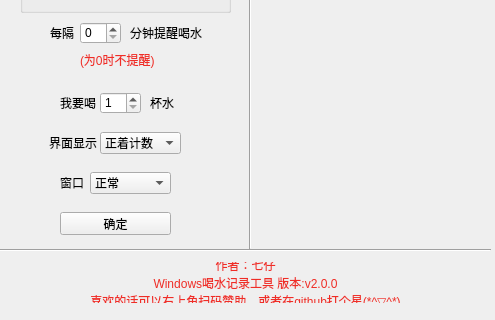
Old version of the form setting_form.ui in the repository baby7/drinking; both pictures show x 0 to 495 and y 158 to 478 of the 495 by 478 pixel window.
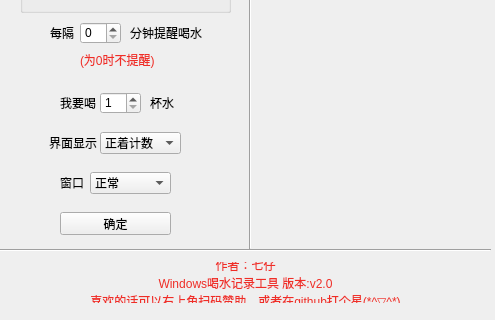
New version of the form.

```diff
--- a/setting_form.ui
+++ b/setting_form.ui
@@ -409,7 +409,7 @@
    </property>
    <property name="text">
     <string>作者：七仔
-Windows喝水记录工具 版本:v2.0.0
+Windows喝水记录工具 版本:v2.0
 喜欢的话可以右上角扫码赞助，或者在github打个星(*^▽^*)</string>
    </property>
    <property name="textFormat">
```
